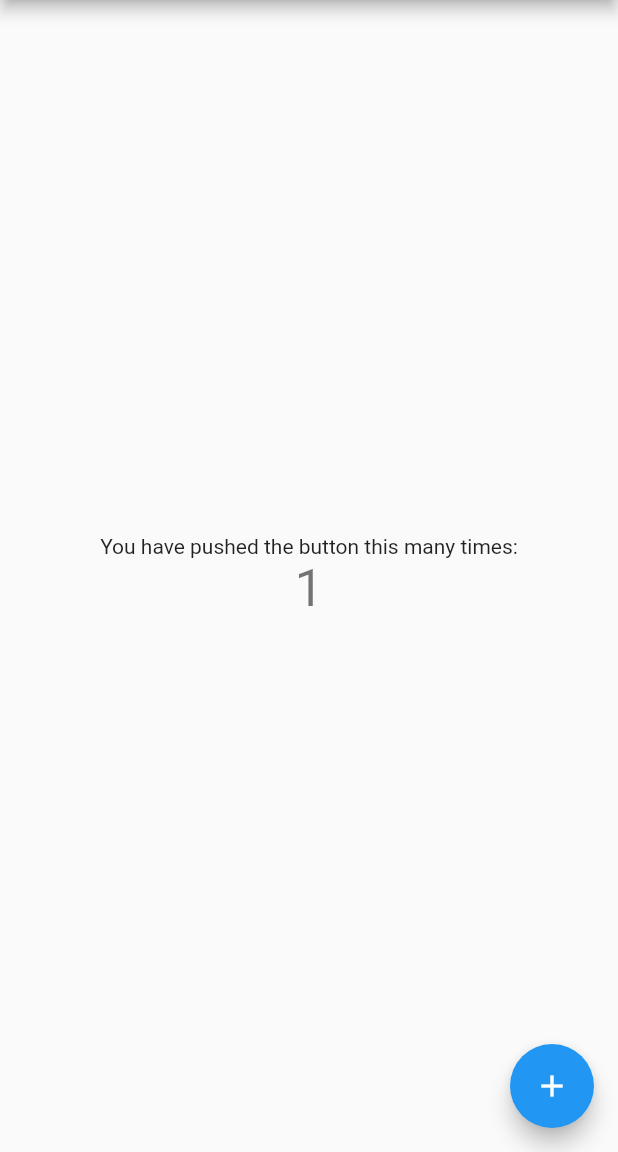
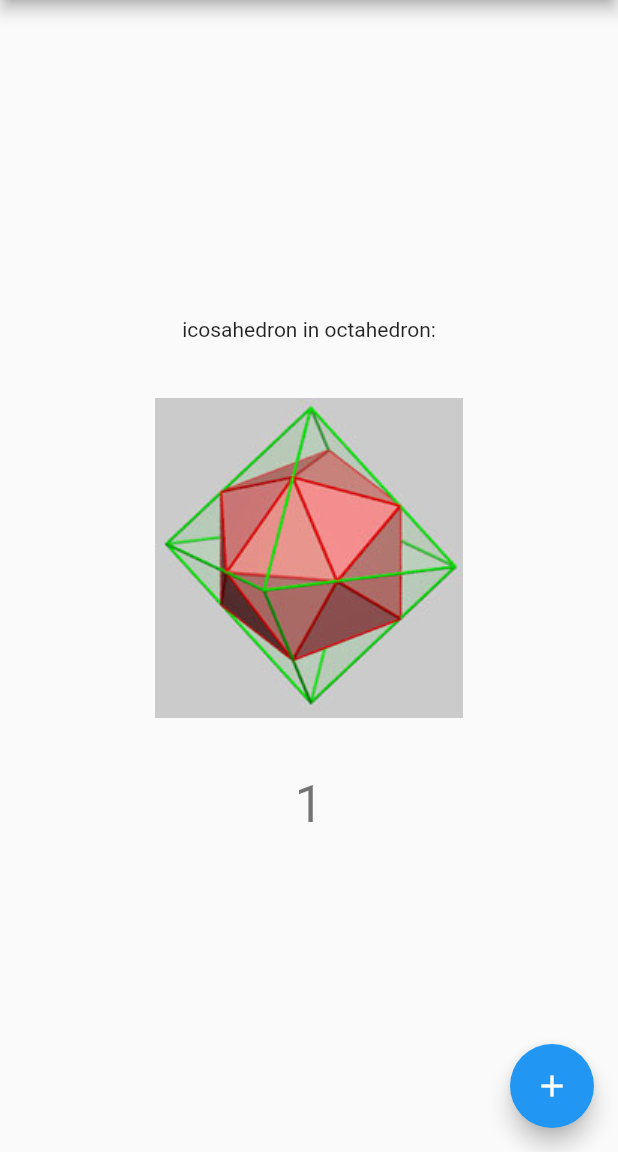
Before and after one commit to paulsump/subdivide, a Flutter app: the screen it shows after launch, after a tap on the "add" icon, on a phone screen of 412 x 824 dp, the part 84-1236 px from its top. Run offline on Flutter 3.47's test engine with Material 2 defaults, Android fonts, the phone set to English and light mode, and no system bars.

Commit message:
added inspiration image and my plan into README.md

```diff
--- a/lib/main.dart
+++ b/lib/main.dart
@@ -1,4 +1,5 @@
 import 'package:flutter/material.dart';
+import 'package:subdivide/screen_adjust.dart';
 
 void main() {
   runApp(const MyApp());
@@ -48,8 +49,11 @@ class _MyHomePageState extends State<MyHomePage> {
           mainAxisAlignment: MainAxisAlignment.center,
           children: <Widget>[
             const Text(
-              'You have pushed the button this many times:',
+              'icosahedron in octahedron:',
             ),
+            Image(
+                height: screenAdjust(0.7, context),
+                image: const AssetImage('images/icosahedron in octahedron.png')),
             Text(
               '$_counter',
               style: Theme.of(context).textTheme.headline4,
--- /dev/null
+++ b/lib/screen_adjust.dart
@@ -0,0 +1,34 @@
+import 'dart:math';
+
+import 'package:flutter/cupertino.dart';
+import 'package:flutter/material.dart';
+
+const noWarn = log;
+
+/// convenient access to screen dimensions.
+Size getScreenSize(BuildContext context) => MediaQuery.of(context).size;
+
+double getScreenWidth(BuildContext context) => getScreenSize(context).width;
+
+double getScreenHeight(BuildContext context) => getScreenSize(context).height;
+
+Offset getScreenCenter(BuildContext context) {
+  final size = getScreenSize(context);
+  return Offset(size.width, size.height) / 2;
+}
+
+bool isPortrait(BuildContext context) {
+  final screen = getScreenSize(context);
+  return screen.width < screen.height;
+}
+
+/// object dimensions calculated using the shortestEdge of the screen...
+
+double screenAdjust(double length, BuildContext context) =>
+    length * _getScreenShortestEdge(context);
+
+double _getScreenShortestEdge(BuildContext context) {
+  final screen = getScreenSize(context);
+
+  return min(screen.width, screen.height);
+}
--- a/pubspec.yaml
+++ b/pubspec.yaml
@@ -87,3 +87,6 @@ flutter:
   #
   # For details regarding fonts from package dependencies,
   # see https://flutter.dev/custom-fonts/#from-packages
+
+  assets:
+    - images/
```
Also changed, not shown: images/icosahedron in octahedron.png (added), 1 other file.
